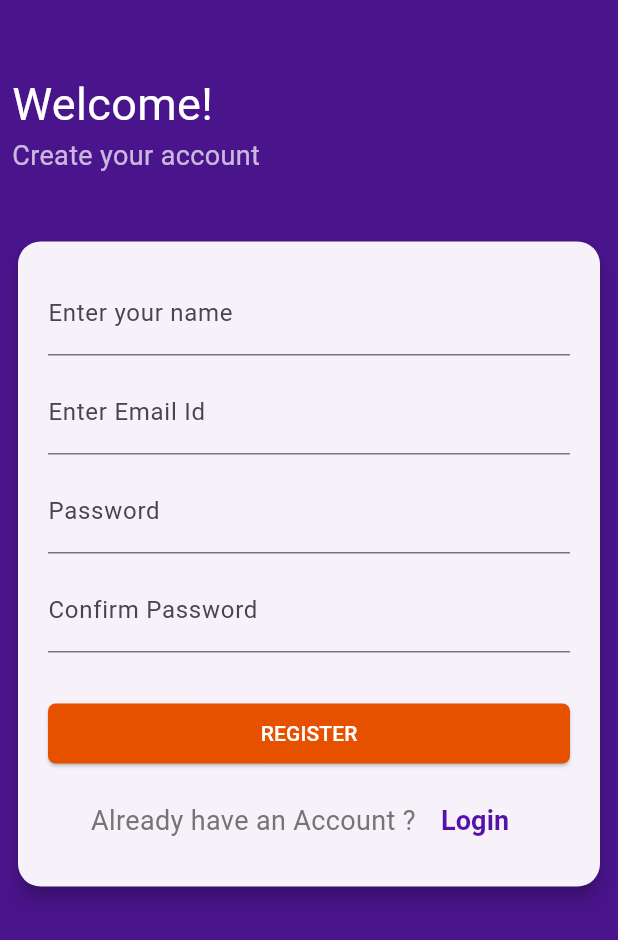
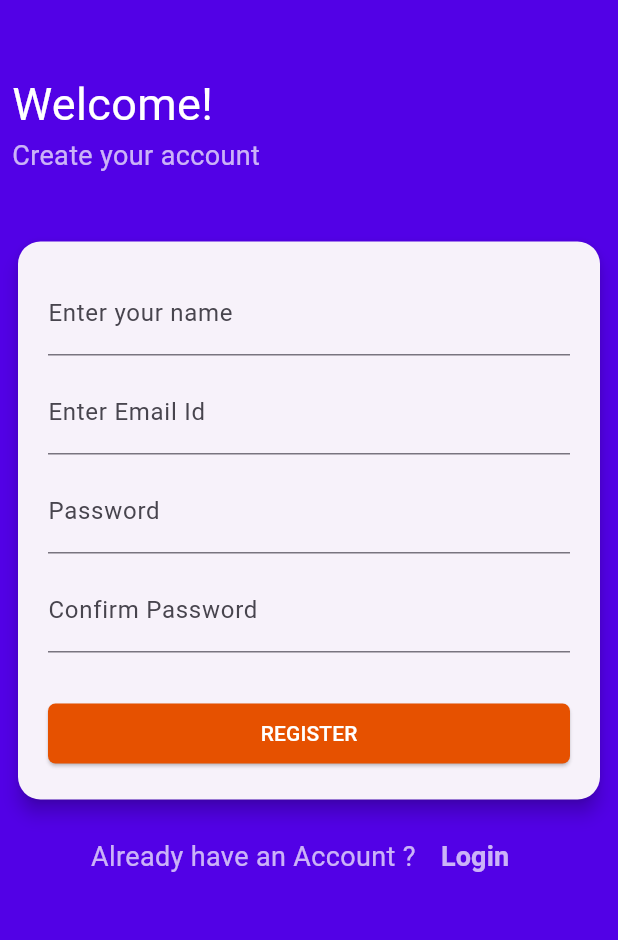
Before and after one commit to AtharvaParadkar/bynry_casestudy, a Flutter app: the RegisterPage screen opened directly, on a phone screen of 412 x 824 dp. Shown: the top 940 px of the screen. Run offline on Flutter 3.47's test engine with Material 3 defaults, Android fonts, the phone set to English and light mode, and no system bars.

Commit message:
register_page

```diff
--- a/lib/register_page.dart
+++ b/lib/register_page.dart
@@ -12,7 +12,7 @@ class _RegisterPageState extends State<RegisterPage> {
   @override
   Widget build(BuildContext context) {
     return Scaffold(
-      backgroundColor: Colors.purple[900],
+      backgroundColor: const Color.fromARGB(255, 82, 1, 230),
       body: Padding(
         padding: const EdgeInsets.all(8.0),
         child: SingleChildScrollView(
@@ -104,14 +104,17 @@ class _RegisterPageState extends State<RegisterPage> {
                           ),
                         ],
                       ),
+                    ],
+                  ),
+                ),
+              ),
               const SizedBox(height: 10.0),
               Row(
                 mainAxisAlignment: MainAxisAlignment.center,
                 children: [
-                          Text(
+                  const Text(
                     'Already have an Account ? ',
-                            style: TextStyle(
-                                color: Colors.grey[600], fontSize: 18.0),
+                    style: TextStyle(color: Colors.white70, fontSize: 18.0),
                   ),
                   TextButton(
                     onPressed: () {
@@ -125,7 +128,7 @@ class _RegisterPageState extends State<RegisterPage> {
                     child: const Text(
                       "Login",
                       style: TextStyle(
-                                color: Color.fromARGB(255, 86, 17, 170),
+                        color: Colors.white70,
                         fontSize: 18.0,
                         fontWeight: FontWeight.bold,
                       ),
@@ -137,10 +140,6 @@ class _RegisterPageState extends State<RegisterPage> {
           ),
         ),
       ),
-            ],
-          ),
-        ),
-      ),
     );
   }
 }
```
Lines whose indentation alone changed are shown as unchanged.
